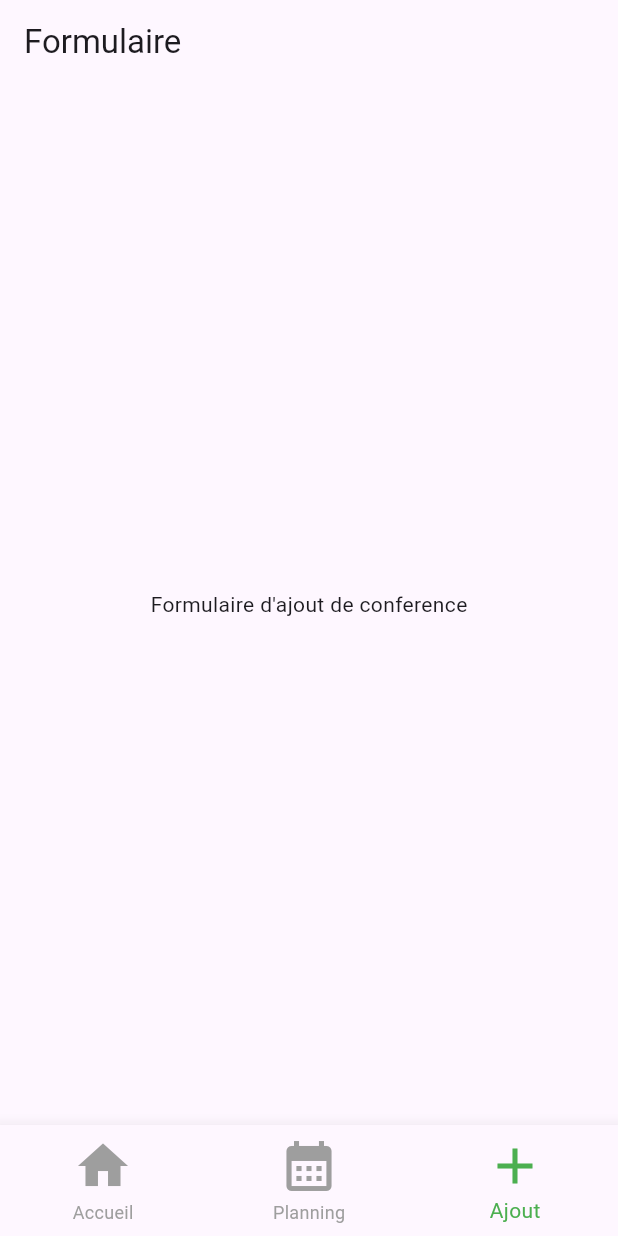
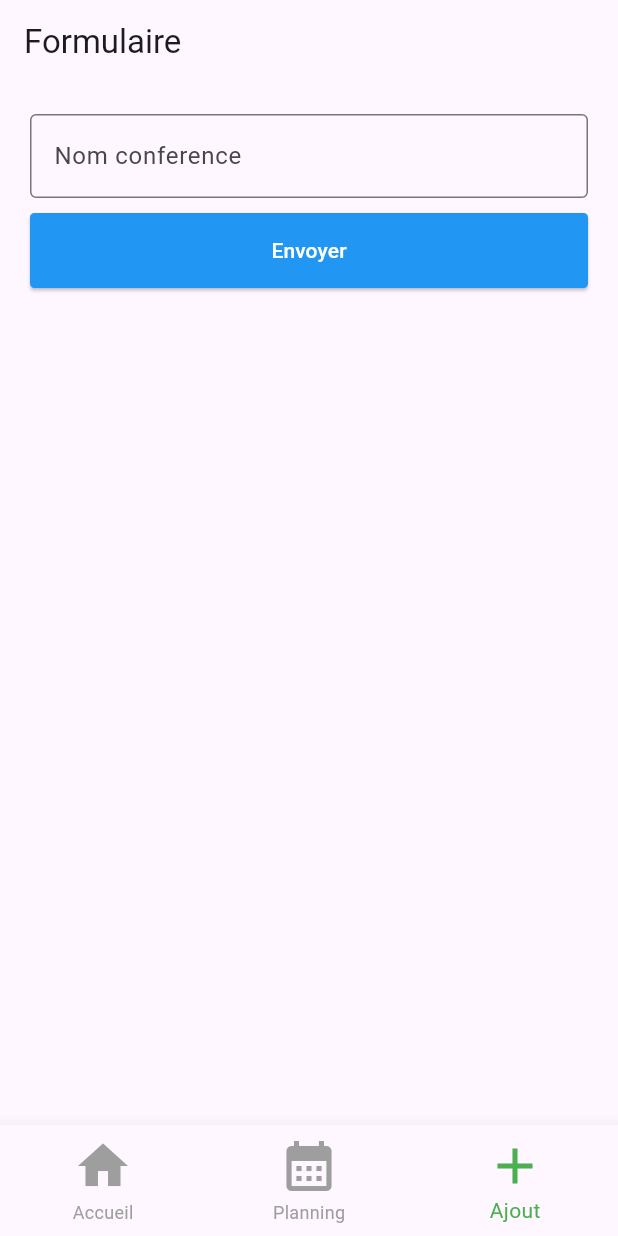
Before and after one commit to jeannotds/asynconf-flutter, a Flutter app: the screen it shows after launch, item 3 of the bottom bar chosen, on a phone screen of 412 x 824 dp. Run offline on Flutter 3.47's test engine with Material 3 defaults, Android fonts, the phone set to English and light mode, and no system bars.

Commit message:
remove circular default

```diff
--- a/lib/pages/add_event_page.dart
+++ b/lib/pages/add_event_page.dart
@@ -1,12 +1,46 @@
 import 'package:flutter/material.dart';
 
-class AddEventPage extends StatelessWidget {
+class AddEventPage extends StatefulWidget {
   const AddEventPage({super.key});
 
   @override
+  State<AddEventPage> createState() => _AddEventPageState();
+}
+
+class _AddEventPageState extends State<AddEventPage> {
+  @override
   Widget build(BuildContext context) {
-    return const Center(
-      child: Text("Formulaire d'ajout de conference"),
+    return Container(
+      margin: const EdgeInsets.symmetric(horizontal: 20, vertical: 20),
+      // decoration: BoxDecoration(),
+      child: Form(
+        child: Column(
+          children: [
+            Container(
+              margin: const EdgeInsets.only(bottom: 10),
+              child: TextFormField(
+                decoration: const InputDecoration(
+                    hintText: "Entrer nom de la conference",
+                    labelText: "Nom conference",
+                    border: OutlineInputBorder()),
+              ),
+            ),
+            SizedBox(
+              width: double.infinity,
+              height: 50,
+              child: ElevatedButton(
+                  style: const ButtonStyle(
+                      backgroundColor: WidgetStatePropertyAll(Colors.blue),
+                      foregroundColor: WidgetStatePropertyAll(Colors.white),
+                      shape: WidgetStatePropertyAll(RoundedRectangleBorder(
+                        borderRadius: BorderRadius.all(Radius.circular(3)),
+                      ))),
+                  onPressed: () {},
+                  child: const Text("Envoyer")),
+            )
+          ],
+        ),
+      ),
     );
   }
 }
--- a/lib/pages/home_page.dart
+++ b/lib/pages/home_page.dart
@@ -1,4 +1,3 @@
-import 'package:asyncof/pages/event_page.dart';
 import 'package:flutter/material.dart';
 
 class HomePage extends StatelessWidget {
```
